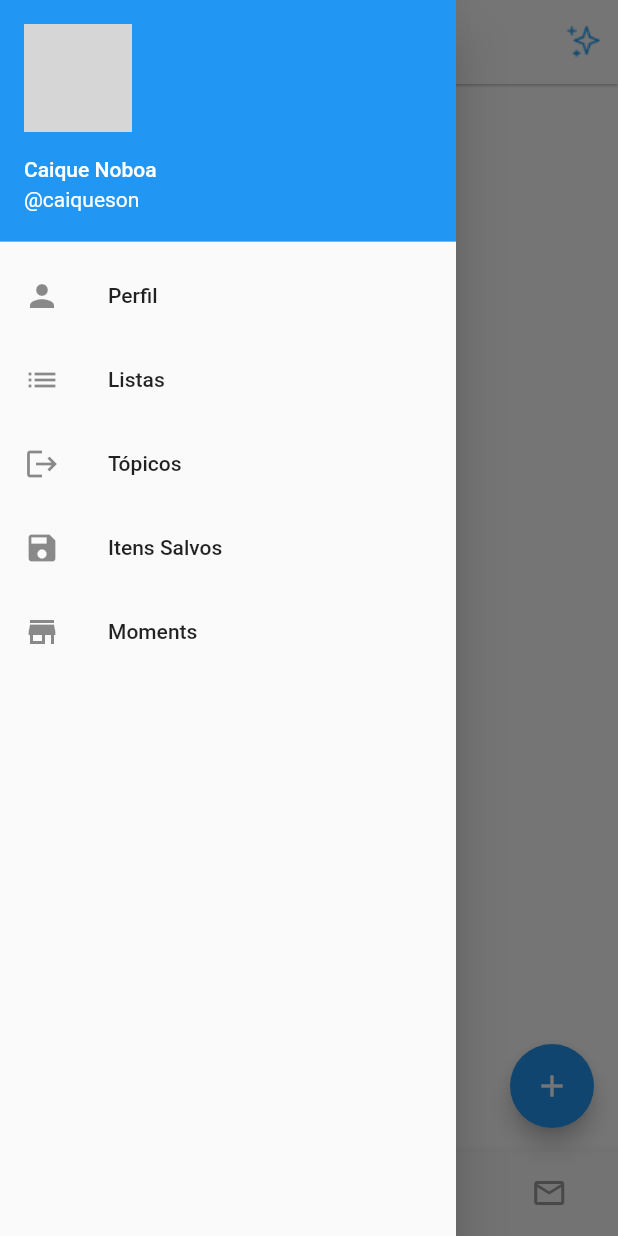
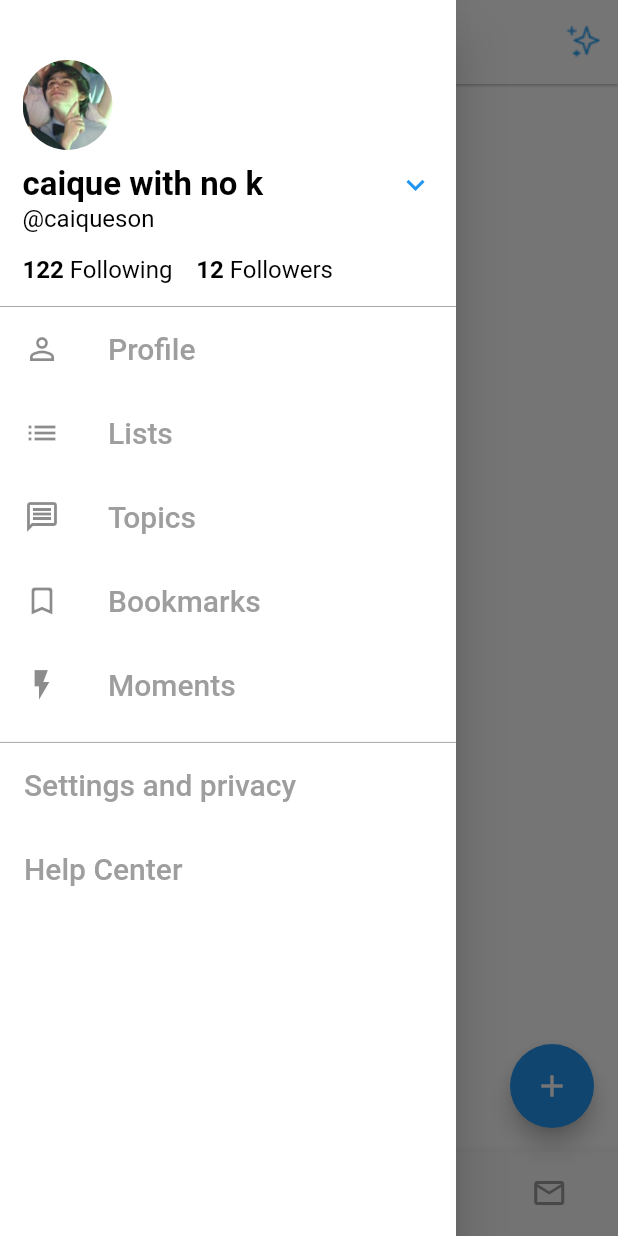
Before and after one commit to csnoboa/clone_twitter, a Flutter app: the FeedPage screen opened by its route, with the side drawer open, on a phone screen of 412 x 824 dp. Run offline on Flutter 3.47's test engine with Material 2 defaults, Android fonts, the phone set to English and light mode, and no system bars; grey boxes are pictures that could not be loaded.

Commit message:
drawer completed

```diff
--- /dev/null
+++ b/lib/components/drawer.dart
@@ -0,0 +1,179 @@
+import 'package:flutter/material.dart';
+
+class DrawerCustomized extends StatefulWidget {
+  DrawerCustomized({Key key}) : super(key: key);
+
+  @override
+  _DrawerCustomizedState createState() => _DrawerCustomizedState();
+}
+
+class _DrawerCustomizedState extends State<DrawerCustomized> {
+  TextStyle styleListTile = TextStyle(
+    fontSize: 20,
+    color: Colors.grey,
+  );
+
+  Container borderGrey = new Container(
+    decoration: BoxDecoration(
+      border: Border(
+        bottom: BorderSide(
+          color: Colors.grey,
+          width: 0.6,
+        ),
+      ),
+    ),
+  );
+
+  @override
+  Widget build(BuildContext context) {
+    return Container(
+      child: Drawer(
+        child: Stack(
+          children: [
+            Container(
+              color: Colors.white,
+            ),
+            Column(
+              children: [
+                Padding(
+                  padding:
+                      const EdgeInsets.only(top: 40.0, left: 15, right: 15),
+                  child: Column(
+                    crossAxisAlignment: CrossAxisAlignment.start,
+                    children: [
+                      Column(
+                        children: [
+                          ClipOval(
+                            child: Container(
+                              width: 60,
+                              height: 60,
+                              child: Image.asset(
+                                'assets/images/perfil.jpg',
+                              ),
+                            ),
+                          ),
+                        ],
+                      ),
+                      Container(height: 10),
+                      Row(
+                        mainAxisAlignment: MainAxisAlignment.spaceBetween,
+                        children: [
+                          Text(
+                            'caique with no k',
+                            style: TextStyle(
+                              color: Colors.black,
+                              fontSize: 22,
+                              fontWeight: FontWeight.bold,
+                            ),
+                          ),
+                          Icon(
+                            Icons.keyboard_arrow_down,
+                            color: Colors.blue,
+                          ),
+                        ],
+                      ),
+                      Text(
+                        '@caiqueson',
+                        style: TextStyle(
+                          color: Colors.black,
+                          fontSize: 16,
+                        ),
+                      ),
+                      Container(height: 15),
+                      Row(
+                        children: [
+                          Text(
+                            '122 ',
+                            style: TextStyle(
+                              color: Colors.black,
+                              fontWeight: FontWeight.bold,
+                              fontSize: 16,
+                            ),
+                          ),
+                          Text(
+                            'Following    ',
+                            style: TextStyle(
+                              color: Colors.black,
+                              fontSize: 16,
+                            ),
+                          ),
+                          Text(
+                            '12 ',
+                            style: TextStyle(
+                              color: Colors.black,
+                              fontWeight: FontWeight.bold,
+                              fontSize: 16,
+                            ),
+                          ),
+                          Text(
+                            'Followers',
+                            style: TextStyle(
+                              color: Colors.black,
+                              fontSize: 16,
+                            ),
+                          ),
+                        ],
+                      ),
+                      Container(height: 15),
+                    ],
+                  ),
+                ),
+                borderGrey,
+                ListTile(
+                  title: Text(
+                    'Profile',
+                    style: styleListTile,
+                  ),
+                  leading: Icon(Icons.person_outline_outlined),
+                  //  Anuncios do Twitter / Configurações e privacidade, Central de Ajuda
+                ),
+                ListTile(
+                  title: Text(
+                    'Lists',
+                    style: styleListTile,
+                  ),
+                  leading: Icon(Icons.list),
+                ),
+                ListTile(
+                  title: Text(
+                    'Topics',
+                    style: styleListTile,
+                  ),
+                  leading: Icon(Icons.message_outlined),
+                ),
+                ListTile(
+                  title: Text(
+                    'Bookmarks',
+                    style: styleListTile,
+                  ),
+                  leading: Icon(Icons.bookmark_outline_rounded),
+                ),
+                ListTile(
+                  title: Text(
+                    'Moments',
+                    style: styleListTile,
+                  ),
+                  leading: Icon(Icons.flash_on_outlined),
+                ),
+                Container(height: 10),
+                borderGrey,
+                ListTile(
+                  title: Text(
+                    'Settings and privacy',
+                    style: styleListTile,
+                  ),
+                ),
+                ListTile(
+                  title: Text(
+                    'Help Center',
+                    style: styleListTile,
+                  ),
+                ),
+              ],
+            ),
+          ],
+        ),
+      ),
+    );
+  }
+}
--- a/lib/feed_page.dart
+++ b/lib/feed_page.dart
@@ -1,3 +1,4 @@
+import 'package:clone_twitter/components/drawer.dart';
 import 'package:flutter/material.dart';
 
 class FeedPage extends StatefulWidget {
@@ -48,42 +49,7 @@
           ),
         ],
       ),
-      drawer: Drawer(
-        child: Column(
-          children: [
-            UserAccountsDrawerHeader(
-              currentAccountPicture: ClipOval(
-                child: Image.network(
-                  'https://i.pinimg.com/280x280_RS/33/74/bd/3374bd4ca90568d7f940253322433b08.jpg',
-                ),
-              ),
-              accountName: Text('Caique Noboa'),
-              accountEmail: Text('@caiqueson'),
-            ),
-            ListTile(
-              title: Text('Perfil'),
-              leading: Icon(Icons.person),
-              //  Anuncios do Twitter / Configurações e privacidade, Central de Ajuda
-            ),
-            ListTile(
-              title: Text('Listas'),
-              leading: Icon(Icons.list),
-            ),
-            ListTile(
-              title: Text('Tópicos'),
-              leading: Icon(Icons.logout),
-            ),
-            ListTile(
-              title: Text('Itens Salvos'),
-              leading: Icon(Icons.save),
-            ),
-            ListTile(
-              title: Text('Moments'),
-              leading: Icon(Icons.store_mall_directory),
-            ),
-          ],
-        ),
-      ),
+      drawer: DrawerCustomized(),
       bottomNavigationBar: BottomNavigationBar(
         items: const <BottomNavigationBarItem>[
           BottomNavigationBarItem(
--- a/pubspec.yaml
+++ b/pubspec.yaml
@@ -50,6 +50,7 @@
   assets:
     - assets/images/logo.png
     - assets/images/unknown_icon.png
+    - assets/images/perfil.jpg
 
   # An image asset can refer to one or more resolution-specific "variants", see
   # https://flutter.dev/assets-and-images/#resolution-aware.
```
Also changed, not shown: assets/images/perfil.jpg (added), twitter_perfil.png (added), twitter_search.png (added).
